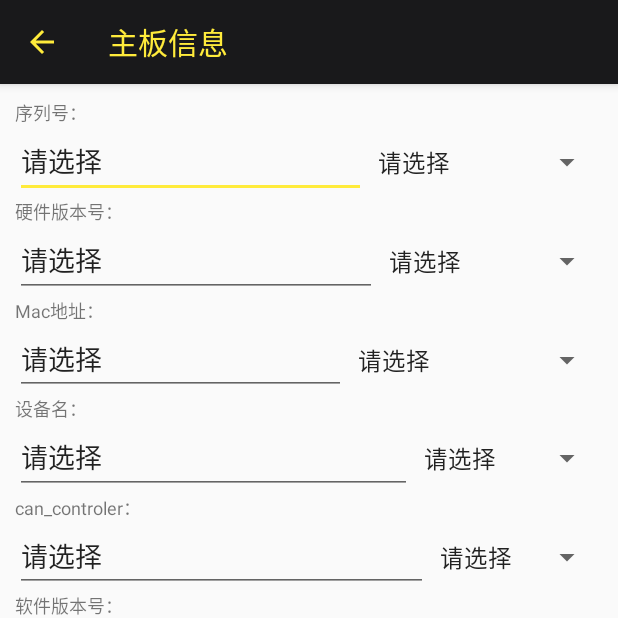
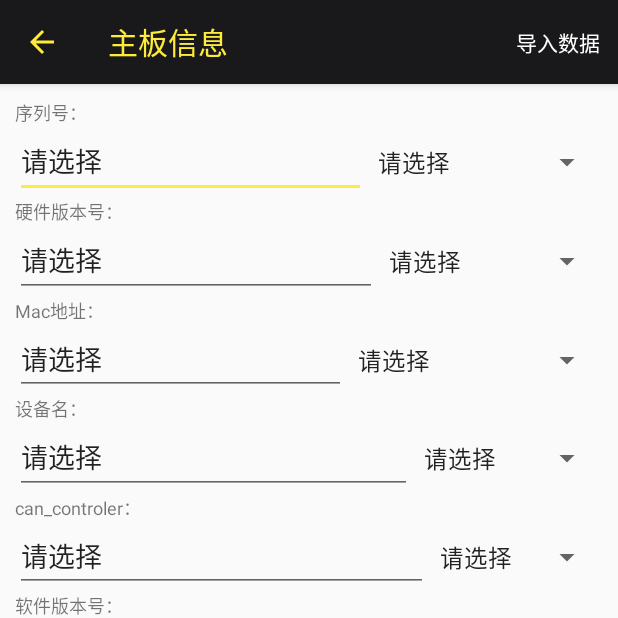
Before and after one commit to 543946366/JiahuaTools, an Android app: the TianXieZhuBanXinXiActivity screen opened directly, with no data from a screen before it, on a phone screen of 412 x 824 dp, the top half of it. Run offline under Robolectric (Android 15) with nearby library versions, the phone set to English and light mode, and no system bars; our stand-ins replace ButterKnife; libraries missing offline, so code that uses them is left out: com.dd, com.orhanobut.logger, com.zhy.http, org.litepal, org.litepal.crud; plain views replace CircularProgressButton; 4 statements that could not run were skipped.

Commit message:
已完成工单任务连接设备添加数据自动导入功能。待优化图表界面。

```diff
--- a/app/src/main/AndroidManifest.xml
+++ b/app/src/main/AndroidManifest.xml
@@ -148,7 +148,7 @@
         <activity
             android:name=".ui.OTRSTicketTaskActivity"
             android:label="@string/title_activity_otrsticket_task"
-            android:theme="@style/AppTheme.NoActionBar"></activity>
+            android:theme="@style/AppTheme.NoActionBar" />
     </application>
 
 </manifest>
--- a/app/src/main/assets/litepal.xml
+++ b/app/src/main/assets/litepal.xml
@@ -19,7 +19,7 @@
 			For example:
     	<version value="1" />
     -->
-    <version value="5" />
+    <version value="6" />
 
     <!--
     	Define your models in the list with mapping tag, LitePal will
--- a/app/src/main/java/com/jiahua/jiahuatools/consts/Consts.java
+++ b/app/src/main/java/com/jiahua/jiahuatools/consts/Consts.java
@@ -148,4 +148,12 @@ public interface Consts {
      * ---------------------------------------------------------------------------------------
      */
     String NAVIGATION_APP_NAME= "navigation.apk";
+
+    /**
+     * getIntent().getFlags()
+     * ---------------------------------------------------------------------------------------
+     */
+    //OTRSTicketTaskActivity -> MainActivity
+    int OTRSTTA_to_MA = 104;
+
 }
--- a/app/src/main/java/com/jiahua/jiahuatools/ui/OTRSLockActivity.java
+++ b/app/src/main/java/com/jiahua/jiahuatools/ui/OTRSLockActivity.java
@@ -133,7 +133,7 @@ public class OTRSLockActivity extends AppCompatActivity implements Consts {
         DataSupport.deleteAll(TicketTask.class);
 
         String jsontest = "{\"ticketTask\":[\n" +
-                "{\"model_number\":\"MT1767\",\"swid\":\"1.0.0.1\",\"hwid\":\"MT1767V12\",\"sn\":\"MT1767000001\",\"mac\":\"00:20:18:00:00:01\"},\n" +
+                "{\"model_number\":\"MT1767\",\"swid\":\"1.0.0.1\",\"hwid\":\"MT1767\",\"sn\":\"MT1767000001\",\"mac\":\"3c:33:00:00:00:01\"},\n" +
                 "{\"model_number\":\"MT1767\",\"swid\":\"1.0.0.1\",\"hwid\":\"MT1767V12\",\"sn\":\"MT1767000002\",\"mac\":\"00:20:18:00:00:01\"},\n" +
                 "{\"model_number\":\"MT1767\",\"swid\":\"1.0.0.1\",\"hwid\":\"MT1767V12\",\"sn\":\"MT1767000003\",\"mac\":\"00:20:18:00:00:01\"},\n" +
                 "{\"model_number\":\"MT1767\",\"swid\":\"1.0.0.1\",\"hwid\":\"MT1767V12\",\"sn\":\"MT1767000004\",\"mac\":\"00:20:18:00:00:01\"},\n" +
--- a/app/src/main/java/com/jiahua/jiahuatools/ui/TianXieZhuBanXinXiActivity.java
+++ b/app/src/main/java/com/jiahua/jiahuatools/ui/TianXieZhuBanXinXiActivity.java
@@ -6,6 +6,7 @@ import android.os.Handler;
 import android.os.Message;
 import android.support.v7.app.AppCompatActivity;
 import android.support.v7.widget.Toolbar;
+import android.view.Menu;
 import android.view.MenuItem;
 import android.view.View;
 import android.widget.AdapterView;
@@ -20,12 +21,15 @@ import com.dd.CircularProgressButton;
 import com.google.gson.GsonBuilder;
 import com.jiahua.jiahuatools.R;
 import com.jiahua.jiahuatools.bean.GetSystemInfoJson;
+import com.jiahua.jiahuatools.bean.TicketTask;
 import com.jiahua.jiahuatools.consts.Consts;
 import com.jiahua.jiahuatools.utils.DigestAuthenticationUtil;
 import com.orhanobut.logger.Logger;
 import com.zhy.http.okhttp.OkHttpUtils;
 import com.zhy.http.okhttp.callback.StringCallback;
 import com.zhy.http.okhttp.utils.L;
+
+import org.litepal.crud.DataSupport;
 
 import java.lang.ref.WeakReference;
 
@@ -315,6 +319,10 @@ public class TianXieZhuBanXinXiActivity extends AppCompatActivity implements Con
                                     L.e("TXZ_ok-------------" + response);
                                     if (response.contains("200")) {
                                         btnTXZBXXTiJiao.setProgress(100);
+                                        //TODO
+                                        TicketTask ticketTask = new TicketTask();
+                                        ticketTask.setAccomplish(true);
+                                        ticketTask.saveOrUpdate(Consts.DEVICE_SN + "=?", et_TXZBXX_sn.getText().toString());
                                         //Toast.makeText(TianXieZhuBanXinXiActivity.this, "修改成功。", Toast.LENGTH_SHORT).show();
                                         new Handler().postDelayed(() ->{
                                             btnTXZBXXTiJiao.setProgress(0);
@@ -339,8 +347,40 @@ public class TianXieZhuBanXinXiActivity extends AppCompatActivity implements Con
             case android.R.id.home:
                 finish();
                 return true;
+
+            case R.id.action_daoRu:
+                //执行导入数据
+                saveData();
+                return true;
         }
         return super.onOptionsItemSelected(item);
 
     }
+
+    private void saveData() {
+        if(DataSupport.isExist(TicketTask.class,"Flag=?","1")){
+            TicketTask ticketTask = DataSupport.where("Flag=?","1").findFirst(TicketTask.class);
+            Logger.e(ticketTask.getSn());
+            ticketTask.setFlag(false);
+            ticketTask.saveOrUpdate(Consts.DEVICE_SN + "=?", ticketTask.getSn());
+            et_TXZBXX_sn.setText(ticketTask.getSn());
+            et_TXZBXX_hwid.setText(ticketTask.getHwid());
+            et_TXZBXX_mac.setText(ticketTask.getMac());
+            et_TXZBXX_model_name.setVisibility(View.GONE);
+            et_TXZBXX_can_controler.setVisibility(View.GONE);
+            Toast.makeText(this, "导入数据成功，确认无误后请点击提交！", Toast.LENGTH_SHORT).show();
+
+        }else{
+            Toast.makeText(this, "当前无数据可导入，请手动填写！", Toast.LENGTH_SHORT).show();
+        }
+
+    }
+
+    @Override
+    public boolean onCreateOptionsMenu(Menu menu) {
+        // Inflate the menu; this adds items to the action bar if it is present.
+        getMenuInflater().inflate(R.menu.activity_tian_xie_zhu_ban_xin_xi, menu);
+        return true;
+    }
+
 }
--- /dev/null
+++ b/app/src/main/res/menu/activity_tian_xie_zhu_ban_xin_xi.xml
@@ -0,0 +1,10 @@
+<?xml version="1.0" encoding="utf-8"?>
+<menu xmlns:android="http://schemas.android.com/apk/res/android"
+    xmlns:app="http://schemas.android.com/apk/res-auto">
+    <item
+        android:id="@+id/action_daoRu"
+        android:orderInCategory="100"
+        android:title="导入数据"
+        app:showAsAction="always"
+        />
+</menu>
```
Also changed, not shown: app/src/main/java/com/jiahua/jiahuatools/MainActivity.java (+16 -32 lines), app/src/main/java/com/jiahua/jiahuatools/bean/TicketTask.java (+10 -0 lines), app/src/main/java/com/jiahua/jiahuatools/ui/OTRSTicketTaskActivity.java (+26 -5 lines).
